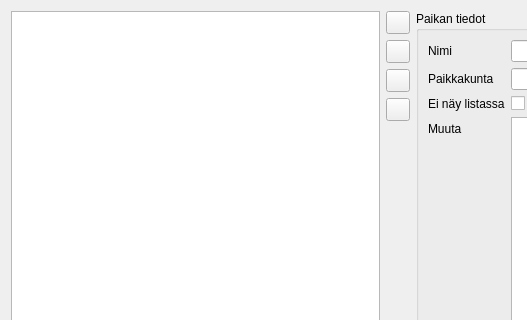
Old version of the form placeform.ui in the repository samuliwritescode/uistelupaivakirja-desktop; both pictures show x 0 to 527 and y 0 to 320 of the 834 by 932 pixel window.
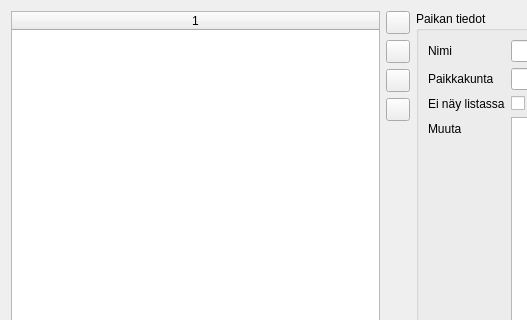
New version of the form. Icons and pictures are not drawn.

What changed in the file:
```diff
--- a/placeform.ui
+++ b/placeform.ui
@@ -37,7 +37,7 @@
         <bool>true</bool>
        </property>
        <property name="columnCount">
-        <number>0</number>
+        <number>1</number>
        </property>
        <attribute name="horizontalHeaderStretchLastSection">
         <bool>true</bool>
@@ -45,6 +45,7 @@
        <attribute name="verticalHeaderVisible">
         <bool>false</bool>
        </attribute>
+       <column/>
       </widget>
      </item>
     </layout>
```
